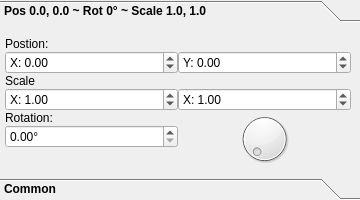
Above: DesignerTool/src/Entity/EntityCommon.ui from GameOverture/HarmonyEngine before the change. Below: the same form after it.
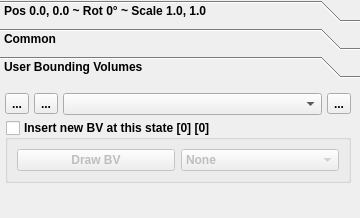
That is the form after the change. The open tabs and pages were chosen to show the change.

Commit message: Entity UX work :/

```diff
--- a/DesignerTool/src/Entity/EntityCommon.ui
+++ b/DesignerTool/src/Entity/EntityCommon.ui
@@ -7,7 +7,7 @@
     <x>0</x>
     <y>0</y>
     <width>360</width>
-    <height>200</height>
+    <height>218</height>
    </rect>
   </property>
   <property name="sizePolicy">
@@ -40,7 +40,7 @@
      <x>0</x>
      <y>0</y>
      <width>360</width>
-     <height>146</height>
+     <height>137</height>
     </rect>
    </property>
    <attribute name="label">
@@ -359,6 +359,124 @@
     </item>
    </layout>
   </widget>
+  <widget class="QWidget" name="BoundingVolumesTools">
+   <attribute name="label">
+    <string>User Bounding Volumes</string>
+   </attribute>
+   <layout class="QVBoxLayout" name="verticalLayout_2">
+    <property name="spacing">
+     <number>5</number>
+    </property>
+    <property name="leftMargin">
+     <number>5</number>
+    </property>
+    <property name="bottomMargin">
+     <number>5</number>
+    </property>
+    <item>
+     <layout class="QHBoxLayout" name="horizontalLayout_7">
+      <item>
+       <widget class="QToolButton" name="toolButton_2">
+        <property name="text">
+         <string>...</string>
+        </property>
+       </widget>
+      </item>
+      <item>
+       <widget class="QToolButton" name="toolButton">
+        <property name="text">
+         <string>...</string>
+        </property>
+       </widget>
+      </item>
+      <item>
+       <widget class="QComboBox" name="comboBox"/>
+      </item>
+      <item>
+       <widget class="QToolButton" name="toolButton_3">
+        <property name="text">
+         <string>...</string>
+        </property>
+       </widget>
+      </item>
+     </layout>
+    </item>
+    <item>
+     <widget class="QGroupBox" name="groupBox">
+      <property name="title">
+       <string>Insert new BV at this state [0] [0]</string>
+      </property>
+      <property name="checkable">
+       <bool>true</bool>
+      </property>
+      <property name="checked">
+       <bool>false</bool>
+      </property>
+      <layout class="QHBoxLayout" name="horizontalLayout_8">
+       <item>
+        <widget class="QPushButton" name="pushButton">
+         <property name="text">
+          <string>Draw BV</string>
+         </property>
+        </widget>
+       </item>
+       <item>
+        <widget class="QComboBox" name="comboBox_2">
+         <item>
+          <property name="text">
+           <string>None</string>
+          </property>
+         </item>
+         <item>
+          <property name="text">
+           <string>Box</string>
+          </property>
+         </item>
+         <item>
+          <property name="text">
+           <string>Circle</string>
+          </property>
+         </item>
+         <item>
+          <property name="text">
+           <string>Polygon</string>
+          </property>
+         </item>
+         <item>
+          <property name="text">
+           <string>Line Chain</string>
+          </property>
+         </item>
+         <item>
+          <property name="text">
+           <string>Line Loop</string>
+          </property>
+         </item>
+         <item>
+          <property name="text">
+           <string>Line Segment</string>
+          </property>
+         </item>
+        </widget>
+       </item>
+      </layout>
+     </widget>
+    </item>
+    <item>
+     <spacer name="verticalSpacer_2">
+      <property name="orientation">
+       <enum>Qt::Vertical</enum>
+      </property>
+      <property name="sizeHint" stdset="0">
+       <size>
+        <width>20</width>
+        <height>40</height>
+       </size>
+      </property>
+     </spacer>
+    </item>
+   </layout>
+  </widget>
  </widget>
  <resources/>
  <connections/>
```
Left out of the diff: 2 changed lines with no effect on the pictures. The commit also changes 5 other files.
